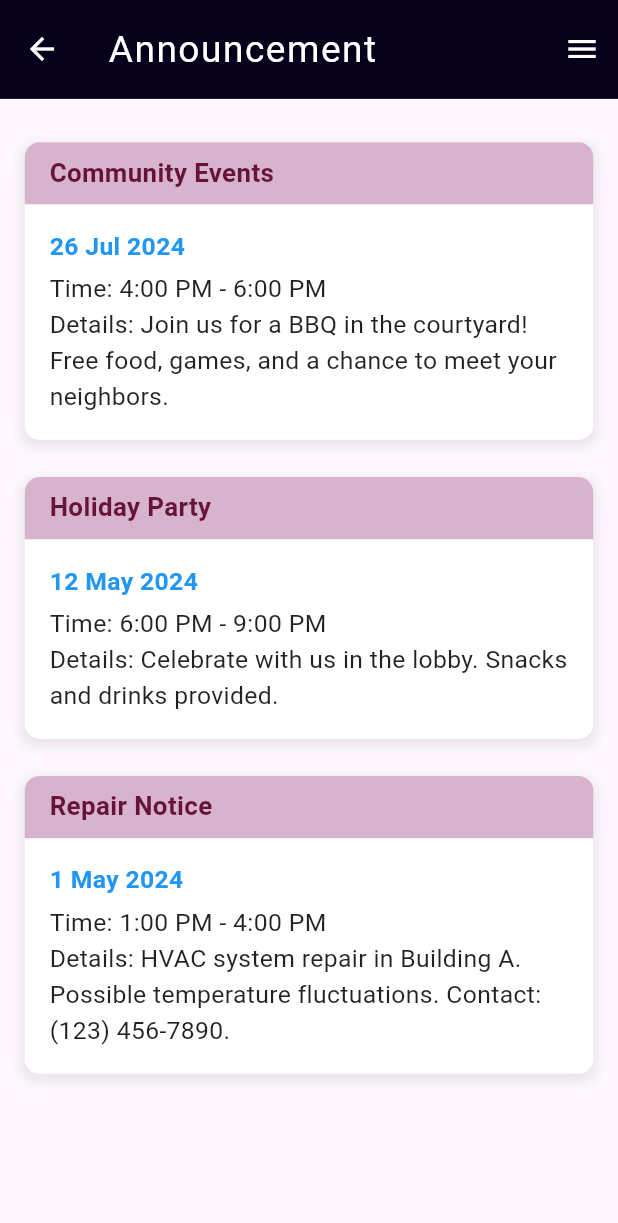
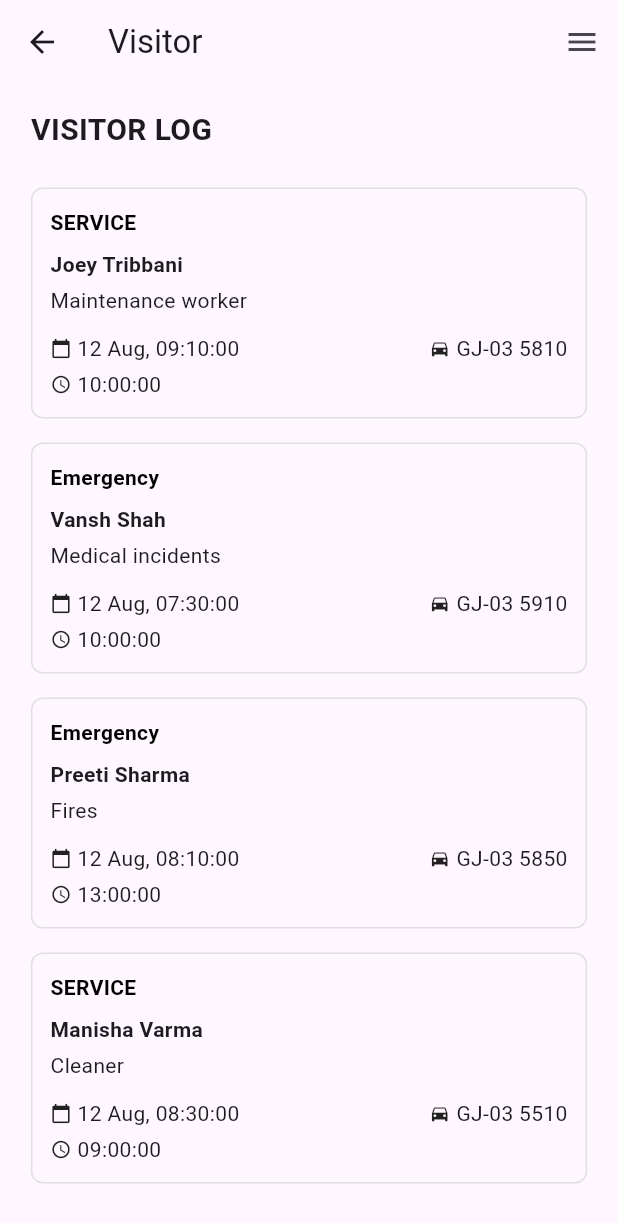
Before and after one commit to hemanshi08/FlatMate, a Flutter app: the screen it shows after launch, on a phone screen of 412 x 824 dp. Shown: the top 1223 px of the screen. Run offline on Flutter 3.47's test engine with Material 3 defaults, Android fonts, the phone set to English and light mode, and no system bars.

Commit message:
add new screen

```diff
--- /dev/null
+++ b/lib/UserScreens/visitor_log.dart
@@ -0,0 +1,171 @@
+import 'package:flutter/material.dart';
+
+class VisitorLogScreen extends StatelessWidget {
+  @override
+  Widget build(BuildContext context) {
+    final screenWidth = MediaQuery.of(context).size.width;
+    final isSmallScreen = screenWidth < 600;
+
+    return Scaffold(
+      appBar: AppBar(
+        title: Text('Visitor'),
+        leading: IconButton(
+          icon: Icon(Icons.arrow_back),
+          onPressed: () {},
+        ),
+        actions: [
+          IconButton(
+            icon: Icon(Icons.menu),
+            onPressed: () {},
+          ),
+        ],
+      ),
+      body: Padding(
+        padding: EdgeInsets.symmetric(
+          horizontal: screenWidth * 0.05,
+          vertical: 16,
+        ),
+        child: Column(
+          crossAxisAlignment: CrossAxisAlignment.start,
+          children: [
+            Text(
+              'VISITOR LOG',
+              style: TextStyle(
+                fontSize: isSmallScreen ? 20 : 24,
+                fontWeight: FontWeight.bold,
+              ),
+            ),
+            SizedBox(height: 16),
+            Expanded(
+              child: ListView(
+                children: [
+                  VisitorLogCard(
+                    type: 'SERVICE',
+                    visitorName: 'Joey Tribbani',
+                    occupation: 'Maintenance worker',
+                    date: '12 Aug, 09:10:00',
+                    vehicle: 'GJ-03 5810',
+                    departureTime: '10:00:00',
+                    isSmallScreen: isSmallScreen,
+                  ),
+                  VisitorLogCard(
+                    type: 'Emergency',
+                    visitorName: 'Vansh Shah',
+                    occupation: 'Medical incidents',
+                    date: '12 Aug, 07:30:00',
+                    vehicle: 'GJ-03 5910',
+                    departureTime: '10:00:00',
+                    isSmallScreen: isSmallScreen,
+                  ),
+                  VisitorLogCard(
+                    type: 'Emergency',
+                    visitorName: 'Preeti Sharma',
+                    occupation: 'Fires',
+                    date: '12 Aug, 08:10:00',
+                    vehicle: 'GJ-03 5850',
+                    departureTime: '13:00:00',
+                    isSmallScreen: isSmallScreen,
+                  ),
+                  VisitorLogCard(
+                    type: 'SERVICE',
+                    visitorName: 'Manisha Varma',
+                    occupation: 'Cleaner',
+                    date: '12 Aug, 08:30:00',
+                    vehicle: 'GJ-03 5510',
+                    departureTime: '09:00:00',
+                    isSmallScreen: isSmallScreen,
+                  ),
+                ],
+              ),
+            ),
+          ],
+        ),
+      ),
+    );
+  }
+}
+
+class VisitorLogCard extends StatelessWidget {
+  final String type;
+  final String visitorName;
+  final String occupation;
+  final String date;
+  final String vehicle;
+  final String departureTime;
+  final bool isSmallScreen;
+
+  const VisitorLogCard({
+    required this.type,
+    required this.visitorName,
+    required this.occupation,
+    required this.date,
+    required this.vehicle,
+    required this.departureTime,
+    required this.isSmallScreen,
+  });
+
+  @override
+  Widget build(BuildContext context) {
+    return Container(
+      margin: EdgeInsets.symmetric(vertical: 8),
+      decoration: BoxDecoration(
+        border: Border.all(color: Colors.grey.shade300),
+        borderRadius: BorderRadius.circular(8),
+      ),
+      child: Padding(
+        padding: EdgeInsets.all(isSmallScreen ? 12.0 : 16.0),
+        child: Column(
+          crossAxisAlignment: CrossAxisAlignment.start,
+          children: [
+            // Removed background color and set same font color for all labels
+            Text(
+              type,
+              style: TextStyle(
+                color: Colors.black, // Set a uniform color for all labels
+                fontWeight: FontWeight.bold,
+              ),
+            ),
+            SizedBox(height: 8),
+            Text(
+              visitorName,
+              style: TextStyle(
+                fontWeight: FontWeight.bold,
+                fontSize: isSmallScreen ? 14 : 16,
+              ),
+            ),
+            SizedBox(height: 4),
+            Text(occupation),
+            SizedBox(height: 12),
+            Row(
+              mainAxisAlignment: MainAxisAlignment.spaceBetween,
+              children: [
+                Row(
+                  children: [
+                    Icon(Icons.calendar_today, size: isSmallScreen ? 14 : 16),
+                    SizedBox(width: 4),
+                    Text(date),
+                  ],
+                ),
+                Row(
+                  children: [
+                    Icon(Icons.directions_car, size: isSmallScreen ? 14 : 16),
+                    SizedBox(width: 4),
+                    Text(vehicle),
+                  ],
+                ),
+              ],
+            ),
+            SizedBox(height: 4),
+            Row(
+              children: [
+                Icon(Icons.access_time, size: isSmallScreen ? 14 : 16),
+                SizedBox(width: 4),
+                Text(departureTime),
+              ],
+            ),
+          ],
+        ),
+      ),
+    );
+  }
+}
--- a/lib/main.dart
+++ b/lib/main.dart
@@ -3,6 +3,9 @@ import 'package:flatmate_apartment/UserScreens/complain_first.dart';
 import 'package:flatmate_apartment/UserScreens/expense_list.dart';
 import 'package:flatmate_apartment/UserScreens/maintanance_screen.dart';
 import 'package:flatmate_apartment/UserScreens/residentdetails.dart';
+import 'package:flatmate_apartment/UserScreens/visitor_log.dart';
+import 'package:flatmate_apartment/drawer/contact_details.dart';
+import 'package:flatmate_apartment/drawer/language.dart';
 
 // import 'package:flatmate_apartment/UserScreens/complain_screen.dart';
 import 'package:flutter/material.dart';
@@ -39,7 +42,7 @@ class MyApp extends StatelessWidget {
         useMaterial3: true,
       ),
       debugShowCheckedModeBanner: false,
-      home: AnnouncementPage(),
+      home: VisitorLogScreen(),
     );
   }
 }
--- a/pubspec.yaml
+++ b/pubspec.yaml
@@ -31,6 +31,7 @@ dependencies:
   flutter:
     sdk: flutter
   url_launcher: ^6.0.20  # Replace with the latest version
+  font_awesome_flutter: ^10.5.0  # Check for the latest version on pub.dev
 
 
 
```
Also changed, not shown: lib/drawer/contact_details.dart (added, +175 -0 lines), lib/drawer/language.dart (added, +109 -0 lines), pubspec.lock.
